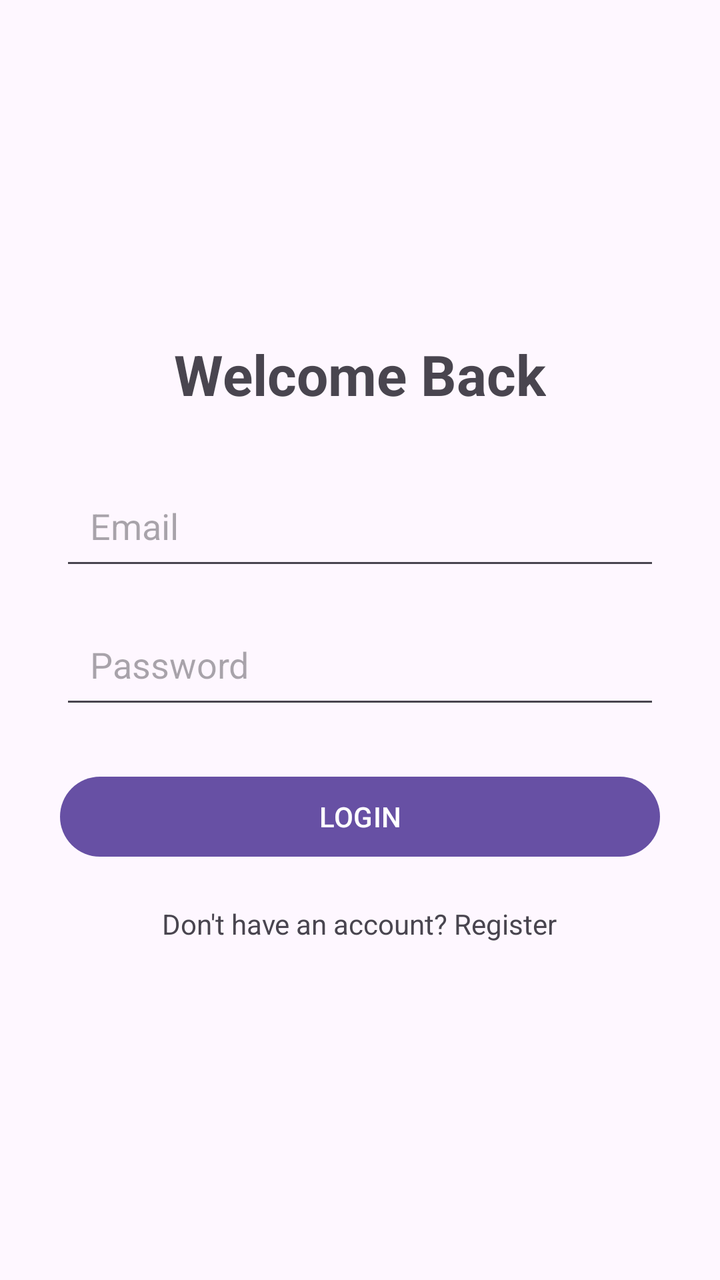
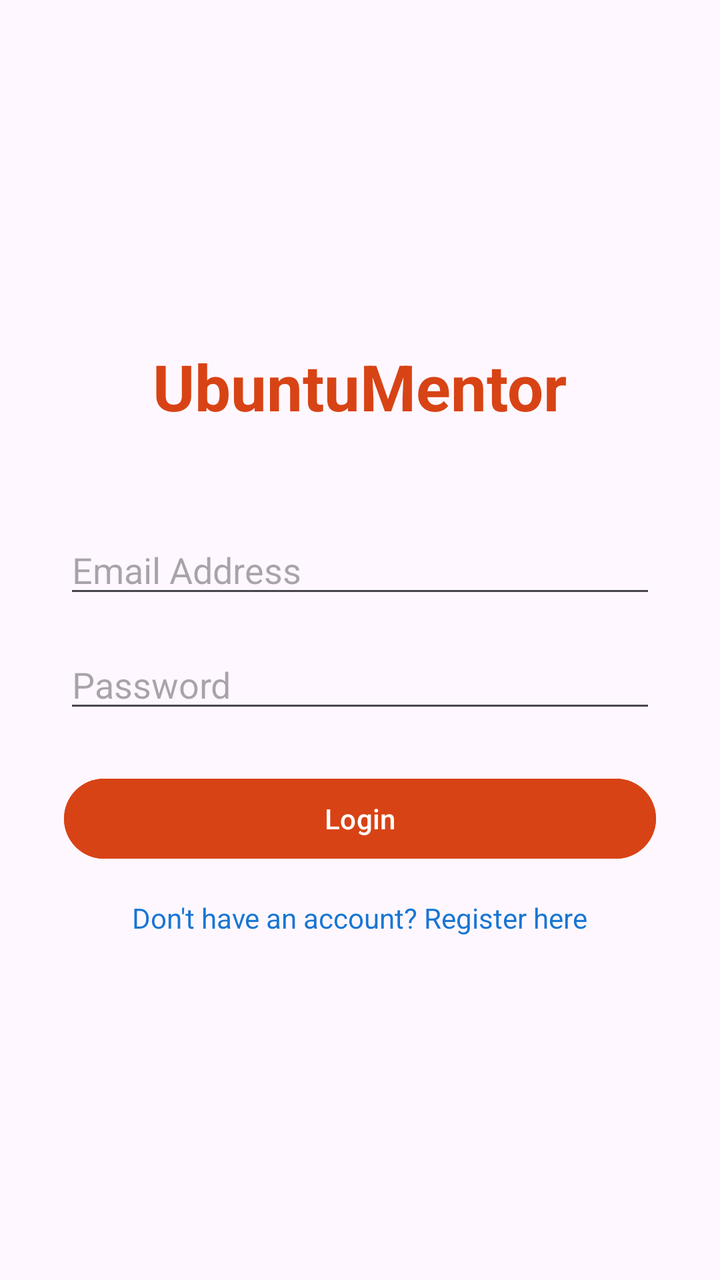

Screens rendered from an Android XML layout before and after an edit, with the pre-edit source and the edit as a unified diff.
<!-- AndroidManifest.xml: application theme Theme.UbuntuMentor -->
<!-- res/layout/activity_login.xml -->
<?xml version="1.0" encoding="utf-8"?>
<LinearLayout xmlns:android="http://schemas.android.com/apk/res/android"
    android:layout_width="match_parent"
    android:layout_height="match_parent"
    android:orientation="vertical"
    android:gravity="center"
    android:padding="30dp">

    <TextView
        android:layout_width="wrap_content"
        android:layout_height="wrap_content"
        android:text="Welcome Back"
        android:textSize="28sp"
        android:textStyle="bold"
        android:layout_marginBottom="30dp"/>

    <EditText
        android:id="@+id/etLoginEmail"
        android:layout_width="match_parent"
        android:layout_height="wrap_content"
        android:hint="Email"
        android:inputType="textEmailAddress"
        android:padding="15dp"/>

    <EditText
        android:id="@+id/etLoginPassword"
        android:layout_width="match_parent"
        android:layout_height="wrap_content"
        android:hint="Password"
        android:inputType="textPassword"
        android:padding="15dp"
        android:layout_marginTop="15dp"/>

    <Button
        android:id="@+id/btnLogin"
        android:layout_width="match_parent"
        android:layout_height="wrap_content"
        android:text="LOGIN"
        android:layout_marginTop="25dp"/>

    <TextView
        android:id="@+id/tvRegister"
        android:layout_width="wrap_content"
        android:layout_height="wrap_content"
        android:text="Don't have an account? Register"
        android:layout_marginTop="20dp"/>

</LinearLayout>
<!-- resources referenced by this layout -->
<resources>
  <style name="Theme.UbuntuMentor" parent="Base.Theme.UbuntuMentor" />
  <style name="Base.Theme.UbuntuMentor" parent="Theme.Material3.DayNight.NoActionBar">
          
          
      </style>
</resources>

<!-- the commit's change to res/layout/activity_login.xml (unified diff, before → after) -->
@@ -3,46 +3,47 @@
     android:layout_width="match_parent"
     android:layout_height="match_parent"
     android:orientation="vertical"
-    android:gravity="center"
-    android:padding="30dp">
+    android:padding="32dp"
+    android:gravity="center">
 
     <TextView
         android:layout_width="wrap_content"
         android:layout_height="wrap_content"
-        android:text="Welcome Back"
-        android:textSize="28sp"
+        android:text="UbuntuMentor"
+        android:textSize="32sp"
         android:textStyle="bold"
-        android:layout_marginBottom="30dp"/>
+        android:textColor="#D84315"
+        android:layout_marginBottom="48dp"/>
 
     <EditText
-        android:id="@+id/etLoginEmail"
+        android:id="@+id/etEmail"
         android:layout_width="match_parent"
         android:layout_height="wrap_content"
-        android:hint="Email"
+        android:hint="Email Address"
         android:inputType="textEmailAddress"
-        android:padding="15dp"/>
+        android:layout_marginBottom="16dp"/>
 
     <EditText
-        android:id="@+id/etLoginPassword"
+        android:id="@+id/etPassword"
         android:layout_width="match_parent"
         android:layout_height="wrap_content"
         android:hint="Password"
         android:inputType="textPassword"
-        android:padding="15dp"
-        android:layout_marginTop="15dp"/>
+        android:layout_marginBottom="24dp"/>
 
     <Button
         android:id="@+id/btnLogin"
         android:layout_width="match_parent"
         android:layout_height="wrap_content"
-        android:text="LOGIN"
-        android:layout_marginTop="25dp"/>
+        android:text="Login"
+        android:backgroundTint="#D84315"
+        android:textColor="@android:color/white"/>
 
     <TextView
-        android:id="@+id/tvRegister"
+        android:id="@+id/tvGoToRegister"
         android:layout_width="wrap_content"
         android:layout_height="wrap_content"
-        android:text="Don't have an account? Register"
-        android:layout_marginTop="20dp"/>
-
+        android:text="Don't have an account? Register here"
+        android:layout_marginTop="16dp"
+        android:textColor="#1976D2"/>
 </LinearLayout>
